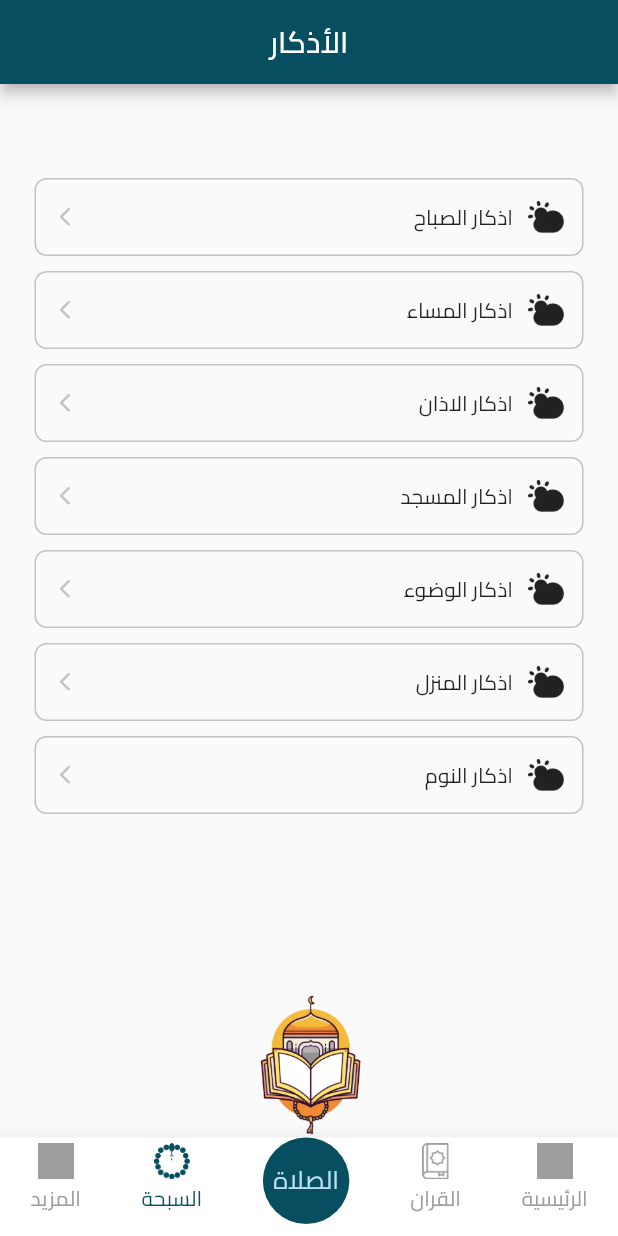
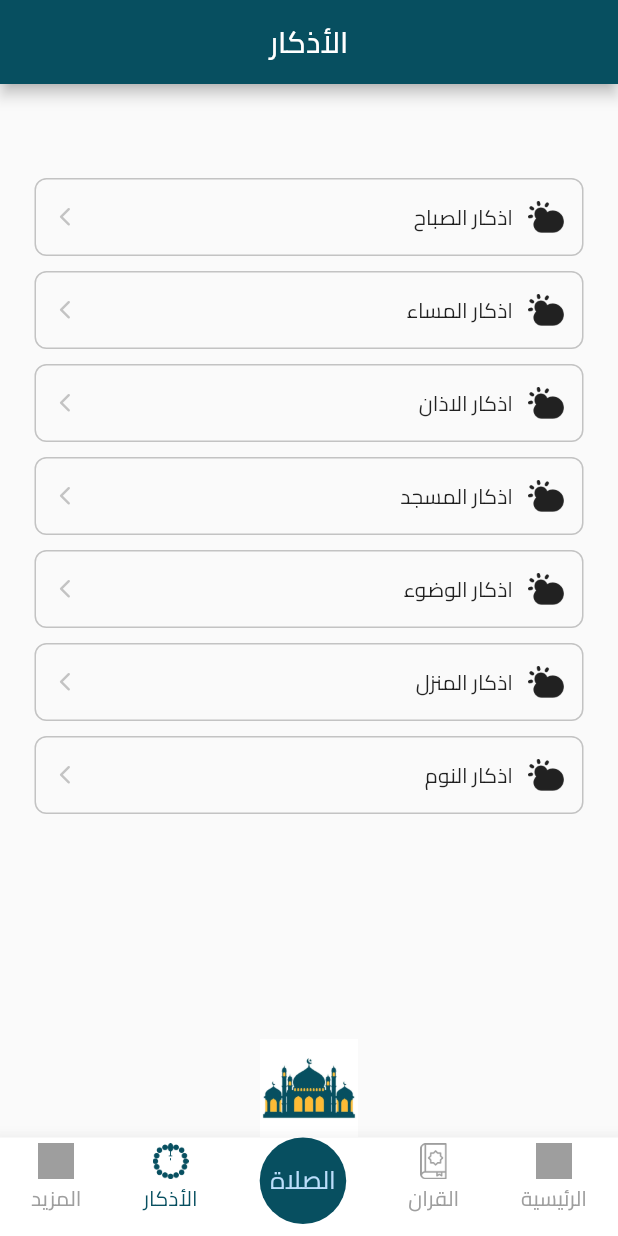
Before and after one commit to ZiadElsaadany/quran_project, a Flutter app: the screen it shows after launch, item 2 of the bottom bar chosen, on a phone screen of 412 x 824 dp. Run offline on Flutter 3.47's test engine with Material 2 defaults, Android fonts, the phone set to English and light mode, and no system bars.

Commit message:
update azkar view ui

```diff
--- a/lib/main.dart
+++ b/lib/main.dart
@@ -29,8 +29,8 @@ class QuranApp extends StatelessWidget {
         fontFamily: 'Cairo',
         primaryColor: AppColorsConstant.primaryColor,
           brightness: Brightness.light,
-        appBarTheme: const AppBarTheme(
-          color: AppColorsConstant.primaryColor
+        appBarTheme:  const AppBarTheme(
+          color: AppColorsConstant.primaryColor,
         )
       ),
       home: const HomeView(),
--- a/lib/view/azkar/azkar_view_body.dart
+++ b/lib/view/azkar/azkar_view_body.dart
@@ -1,5 +1,6 @@
 import 'package:flutter/material.dart';
 
+import '../../constant/images_constant.dart';
 import 'azkar_name_widget.dart';
 
 class AzkarViewBody extends StatelessWidget {
@@ -21,7 +22,12 @@ class AzkarViewBody extends StatelessWidget {
                 itemCount: 7,
               ),
             ),
-            Image.asset('asset/images/Screenshot (1).png',height: 100,)
+            Center(
+              child: Image.asset(ImageConstant.image,
+                width: MediaQuery.of(context).size.width*0.2,
+                height: MediaQuery.of(context).size.height*0.08,
+              ),
+            )
           ],
         ),
       ),
--- a/lib/view/home/custom_bottom_nav_bar.dart
+++ b/lib/view/home/custom_bottom_nav_bar.dart
@@ -40,7 +40,7 @@ style: TextStyle(
                 ),
                 const ItemOfBottom(
                   img: ImageConstant.sebhaIcon,
-                  title: 'السبحة',
+                  title: 'الأذكار',
                   index: 3,
                 ),
                 const ItemOfBottom(
```
